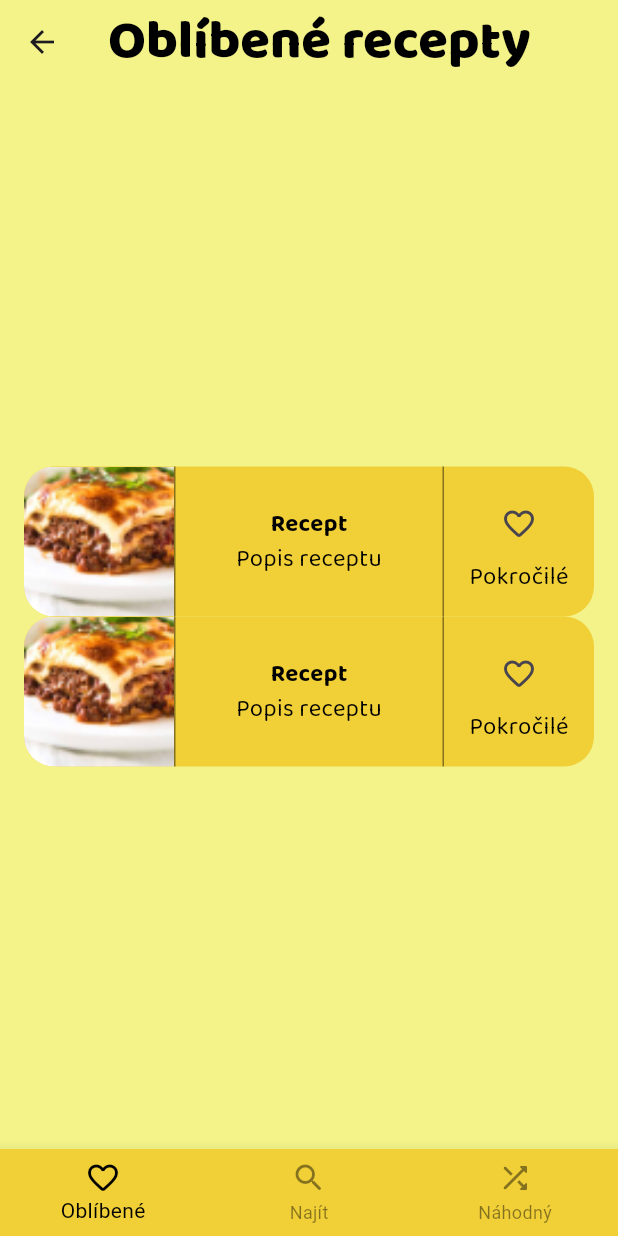
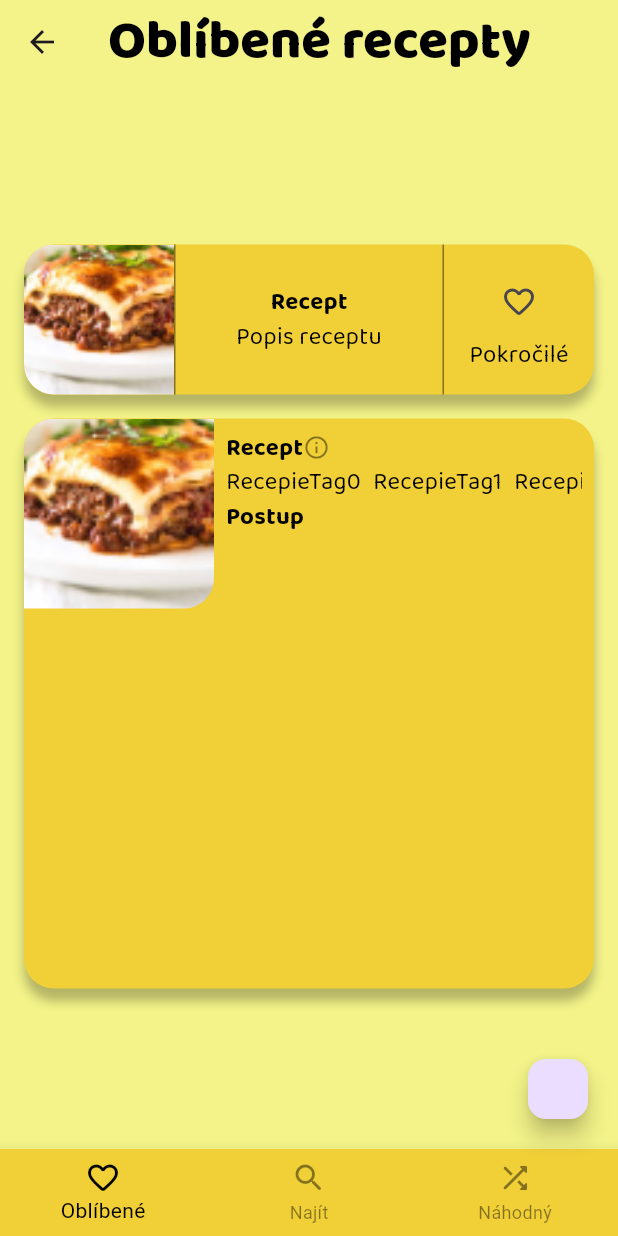
Before and after one commit to Dzejkoubi/receptar, a Flutter app: the LikedRecepiesScreen screen opened by its route, on a phone screen of 412 x 824 dp. Run offline on Flutter 3.47's test engine with Material 3 defaults, Android fonts, the phone set to English and light mode, and no system bars; our stand-ins replace auto_route.

Commit message:
Largetab styles

```diff
--- a/lib/app/const/style_constants.dart
+++ b/lib/app/const/style_constants.dart
@@ -31,8 +31,8 @@ class StyleConstants {
   static const List<BoxShadow> boxShadow = [
     BoxShadow(
       color: Colors.black26,
-      blurRadius: 20,
-      offset: Offset(0, 4),
+      blurRadius: 5,
+      offset: Offset(0, 8),
     ),
   ];
 
--- a/lib/screens/liked_recepies_screen/liked_recepies_screen.dart
+++ b/lib/screens/liked_recepies_screen/liked_recepies_screen.dart
@@ -23,10 +23,17 @@ class LikedRecepiesScreen extends StatelessWidget {
           child: Column(
             mainAxisAlignment: MainAxisAlignment.center,
             children: [
-              ShowRecepieLargetab(),
-              ShowRecepieSmalltab(),
+              ShowRecepieSmallTab(),
+              SizedBox(height: 16),
+              ShowRecepieLargeTab(),
             ],
           )),
+      floatingActionButton: FloatingActionButton.small(
+        onPressed: () {
+          // print(
+          //     "Width: ${MediaQuery.of(context).size.width}\n Height: ${MediaQuery.of(context).size.height}");
+        },
+      ),
       bottomNavigationBar: BottomNavBar(currentIndex: 0),
     );
   }
--- a/lib/screens/show_recepie_screens/show_recepie_largetab.dart
+++ b/lib/screens/show_recepie_screens/show_recepie_largetab.dart
@@ -2,75 +2,110 @@ import 'package:flutter/material.dart';
 import 'package:receptar/app/const/style_constants.dart';
 import 'package:receptar/app/shared/styled/styled_text.dart';
 
-class ShowRecepieLargetab extends StatefulWidget {
-  const ShowRecepieLargetab({super.key});
+class ShowRecepieLargeTab extends StatefulWidget {
+  const ShowRecepieLargeTab({super.key});
 
   @override
-  State<ShowRecepieLargetab> createState() => _ShowRecepieLargetabState();
+  State<ShowRecepieLargeTab> createState() => _ShowRecepieLargeTabState();
 }
 
-class _ShowRecepieLargetabState extends State<ShowRecepieLargetab> {
+class _ShowRecepieLargeTabState extends State<ShowRecepieLargeTab> {
   bool isFavorite = false;
 
   @override
   Widget build(BuildContext context) {
+    return LayoutBuilder(
+      builder: (context, constraints) {
+        double size = constraints.maxWidth;
         return Container(
+            width: size,
+            height: size,
             decoration: BoxDecoration(
               color: StyleConstants.primaryColor,
               borderRadius: StyleConstants.borderRadius,
+              boxShadow: StyleConstants.boxShadow,
             ),
             child: Row(
+              children: [
+                Column(
                   children: [
                     ClipRRect(
                       borderRadius: BorderRadius.only(
                           topLeft: StyleConstants.borderRadius.topLeft,
-                bottomLeft: StyleConstants.borderRadius.bottomLeft),
+                          bottomRight: StyleConstants.borderRadius.bottomRight),
                       child: Image.asset(
                         "assets/images/food_images/lasagne.png",
-              height: 100,
-              width: 100,
+                        height: size / 3,
+                        width: size / 3,
                         fit: BoxFit.cover,
                       ),
                     ),
-          Container(
-            width: 1,
-            height: 100,
-            color: StyleConstants.secondaryTextColor,
+                  ],
                 ),
                 Expanded(
+                  child: Padding(
+                    padding: EdgeInsets.all(8.0),
                     child: Column(
+                      crossAxisAlignment: CrossAxisAlignment.start,
                       children: [
-              const StyledBodyTextImportant(text: "Recept"),
-              const StyledBodyText(text: "Popis receptu"),
-            ],
-          )),
-          Container(
-            width: 1,
-            height: 100,
-            color: StyleConstants.secondaryTextColor,
+                        GestureDetector(
+                          onTap: () {
+                            showDialog(
+                              context: context,
+                              builder: (BuildContext context) {
+                                return AlertDialog(
+                                  backgroundColor: StyleConstants.primaryColor,
+                                  title: StyledHeadingText(
+                                    text: "Recepie name",
                                   ),
-          SizedBox(
-            width: 100,
-            height: 100,
-            child: Column(
-              mainAxisAlignment: MainAxisAlignment.center,
-              children: [
-                IconButton(
-                  icon: Icon(isFavorite
-                      ? Icons.favorite_rounded
-                      : Icons.favorite_border_rounded),
+                                  content: StyledBodyText(
+                                    text:
+                                        "This is a detailed description of the recepie.lorem ipsum dolor sit amet, consectetur adipiscing elit. lorem ipsum lorem lorem ipThis is a detailed description of the recepie.lorem ipsum dolor sit amet, consectetur adipiscing elit. lorem ipsum lorem lorem ip",
+                                  ),
+                                  actions: [
+                                    TextButton(
+                                      child: StyledBodyTextImportant(
+                                          text: "Close"),
                                       onPressed: () {
-                    setState(() {
-                      isFavorite = !isFavorite;
-                    });
+                                        Navigator.of(context).pop();
                                       },
                                     ),
-                StyledBodyText(text: "Pokročilé"),
+                                  ],
+                                );
+                              },
+                            );
+                          },
+                          child: Row(
+                            mainAxisSize: MainAxisSize.min,
+                            children: [
+                              StyledBodyTextImportant(text: "Recept"),
+                              Icon(
+                                Icons.info_outline,
+                                color: StyleConstants.secondaryTextColor,
+                                size: 18,
+                              ),
                             ],
                           ),
-          )
+                        ),
+                        SingleChildScrollView(
+                          scrollDirection: Axis.horizontal,
+                          child: Row(
+                            children: List.generate(5, (index) {
+                              return Padding(
+                                padding: const EdgeInsets.only(right: 8.0),
+                                child: StyledBodyText(text: "RecepieTag$index"),
+                              );
+                            }),
+                          ),
+                        ),
+                        StyledBodyTextImportant(text: "Postup"),
                       ],
                     ),
+                  ),
+                ),
+              ],
+            ));
+      },
     );
   }
 }
--- a/lib/screens/show_recepie_screens/show_recepie_smalltab.dart
+++ b/lib/screens/show_recepie_screens/show_recepie_smalltab.dart
@@ -2,22 +2,24 @@ import 'package:flutter/material.dart';
 import 'package:receptar/app/const/style_constants.dart';
 import 'package:receptar/app/shared/styled/styled_text.dart';
 
-class ShowRecepieSmalltab extends StatefulWidget {
-  const ShowRecepieSmalltab({super.key});
+class ShowRecepieSmallTab extends StatefulWidget {
+  const ShowRecepieSmallTab({super.key});
 
   @override
-  State<ShowRecepieSmalltab> createState() => _ShowRecepieSmalltabState();
+  State<ShowRecepieSmallTab> createState() => _ShowRecepieSmallTabState();
 }
 
-class _ShowRecepieSmalltabState extends State<ShowRecepieSmalltab> {
+class _ShowRecepieSmallTabState extends State<ShowRecepieSmallTab> {
   bool isFavorite = false;
 
   @override
   Widget build(BuildContext context) {
     return Container(
+      width: MediaQuery.of(context).size.width,
       decoration: BoxDecoration(
         color: StyleConstants.primaryColor,
         borderRadius: StyleConstants.borderRadius,
+        boxShadow: StyleConstants.boxShadow,
       ),
       child: Row(
         children: [
@@ -39,6 +41,7 @@ class _ShowRecepieSmalltabState extends State<ShowRecepieSmalltab> {
           ),
           Expanded(
               child: Column(
+            mainAxisAlignment: MainAxisAlignment.center,
             children: [
               const StyledBodyTextImportant(text: "Recept"),
               const StyledBodyText(text: "Popis receptu"),
```
Lines whose indentation alone changed are shown as unchanged.
